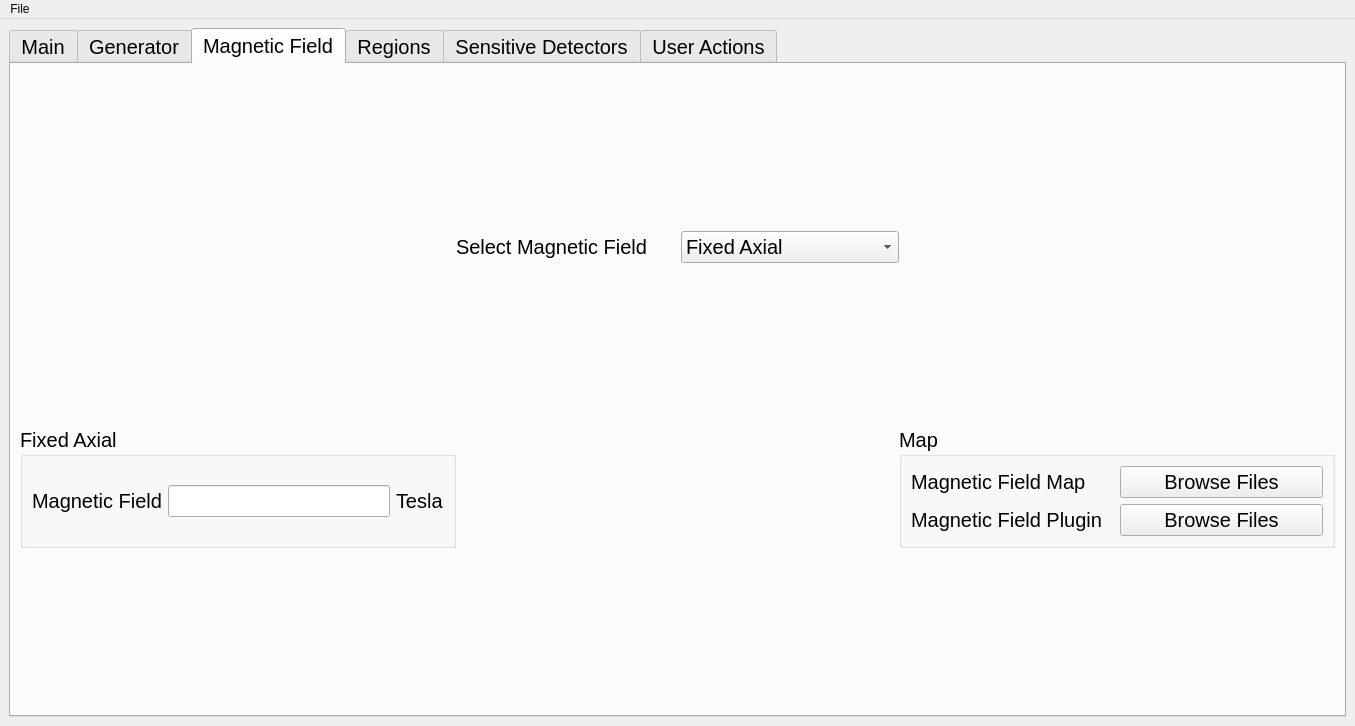
The window that FSL/src/fsl_mainwindow.ui (efemberg11/GeoModel_rmakhman) describes before a commit, drawn with Qt 5.
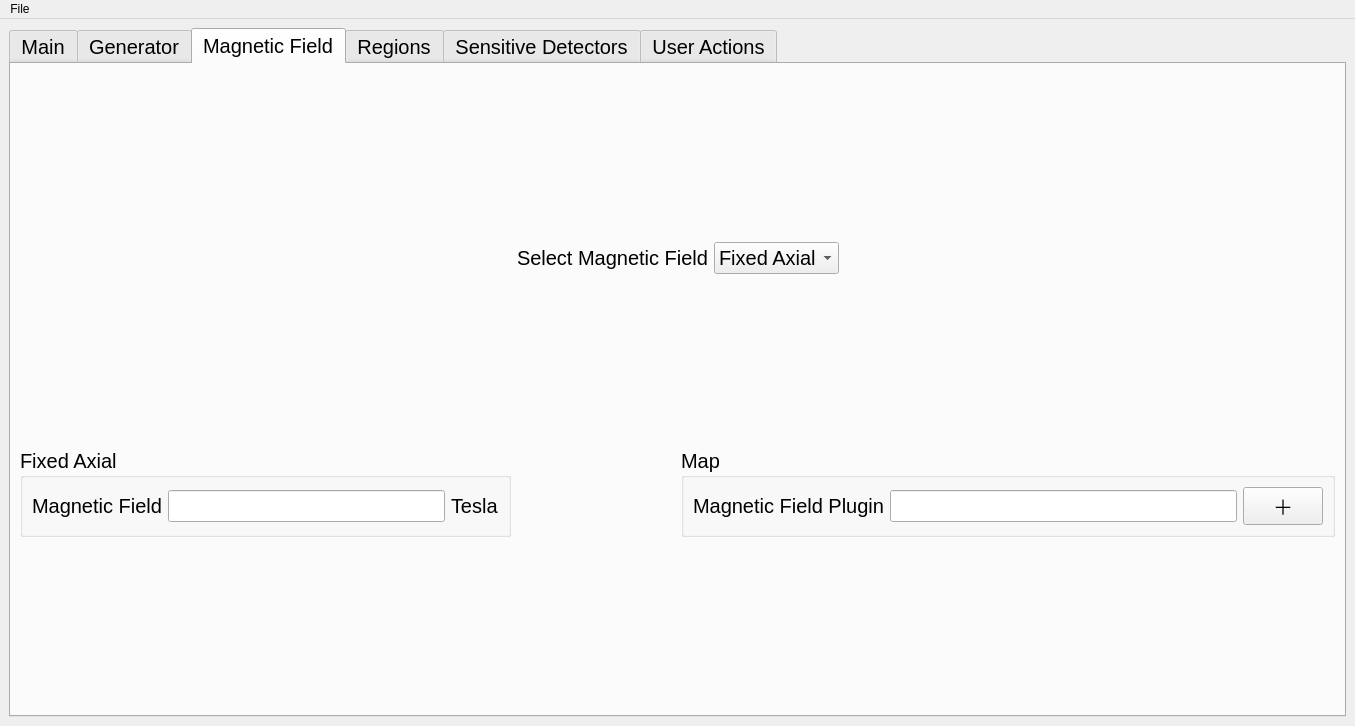
The same window after the commit. The open tabs and pages were chosen to show the change. Custom widgets are drawn as their Qt base class.

What changed in the file:
```diff
--- a/FSL/src/fsl_mainwindow.ui
+++ b/FSL/src/fsl_mainwindow.ui
@@ -322,7 +322,7 @@
        <attribute name="title">
         <string>Generator</string>
        </attribute>
-       <layout class="QGridLayout" name="gridLayout_14">
+       <layout class="QGridLayout" name="gridLayout_13">
         <item row="0" column="0">
          <widget class="QLabel" name="label_11">
           <property name="font">
@@ -768,33 +768,7 @@
           </layout>
          </widget>
         </item>
-        <item row="5" column="3">
-         <spacer name="horizontalSpacer_5">
-          <property name="orientation">
-           <enum>Qt::Horizontal</enum>
-          </property>
-          <property name="sizeHint" stdset="0">
-           <size>
-            <width>186</width>
-            <height>20</height>
-           </size>
-          </property>
-         </spacer>
-        </item>
-        <item row="5" column="5">
-         <spacer name="horizontalSpacer_20">
-          <property name="orientation">
-           <enum>Qt::Horizontal</enum>
-          </property>
-          <property name="sizeHint" stdset="0">
-           <size>
-            <width>104</width>
-            <height>20</height>
-           </size>
-          </property>
-         </spacer>
-        </item>
-        <item row="6" column="2">
+        <item row="5" column="2">
          <spacer name="verticalSpacer_10">
           <property name="orientation">
            <enum>Qt::Vertical</enum>
@@ -807,7 +781,7 @@
           </property>
          </spacer>
         </item>
-        <item row="6" column="4">
+        <item row="5" column="4">
          <spacer name="verticalSpacer_11">
           <property name="orientation">
            <enum>Qt::Vertical</enum>
@@ -826,8 +800,8 @@
        <attribute name="title">
         <string>Magnetic Field</string>
        </attribute>
-       <layout class="QGridLayout" name="gridLayout_16">
-        <item row="0" column="2">
+       <layout class="QGridLayout" name="gridLayout_14">
+        <item row="0" column="1">
          <spacer name="verticalSpacer_8">
           <property name="orientation">
            <enum>Qt::Vertical</enum>
@@ -853,7 +827,7 @@
           </property>
          </spacer>
         </item>
-        <item row="1" column="1" colspan="3">
+        <item row="1" column="1" colspan="2">
          <layout class="QHBoxLayout" name="horizontalLayout_9">
           <item>
            <widget class="QLabel" name="label_10">
@@ -878,7 +852,7 @@
           </item>
          </layout>
         </item>
-        <item row="1" column="4">
+        <item row="1" column="3">
          <spacer name="horizontalSpacer_18">
           <property name="orientation">
            <enum>Qt::Horizontal</enum>
@@ -891,7 +865,7 @@
           </property>
          </spacer>
         </item>
-        <item row="2" column="2">
+        <item row="2" column="1">
          <spacer name="verticalSpacer_12">
           <property name="orientation">
            <enum>Qt::Vertical</enum>
@@ -904,7 +878,7 @@
           </property>
          </spacer>
         </item>
-        <item row="3" column="0" colspan="2">
+        <item row="3" column="0">
          <widget class="QGroupBox" name="groupBox_6">
           <property name="font">
            <font>
@@ -949,20 +923,7 @@
           </layout>
          </widget>
         </item>
-        <item row="3" column="2">
-         <spacer name="horizontalSpacer_23">
-          <property name="orientation">
-           <enum>Qt::Horizontal</enum>
-          </property>
-          <property name="sizeHint" stdset="0">
-           <size>
-            <width>313</width>
-            <height>20</height>
-           </size>
-          </property>
-         </spacer>
-        </item>
-        <item row="3" column="3" colspan="2">
+        <item row="3" column="2" colspan="2">
          <widget class="QGroupBox" name="groupBox_7">
           <property name="font">
            <font>
@@ -973,51 +934,27 @@
            <string>Map</string>
           </property>
           <layout class="QGridLayout" name="gridLayout_3">
+           <item row="0" column="2">
+            <widget class="QPushButton" name="pB_magnetic_field_plugin">
+             <property name="text">
+              <string>＋</string>
+             </property>
+            </widget>
+           </item>
+           <item row="0" column="1">
+            <widget class="QLineEdit" name="lE_MAG_PLUG"/>
+           </item>
            <item row="0" column="0">
-            <layout class="QHBoxLayout" name="horizontalLayout_7">
-             <item>
-              <widget class="QLabel" name="label_7">
-               <property name="font">
-                <font>
-                 <pointsize>15</pointsize>
-                </font>
-               </property>
-               <property name="text">
-                <string>Magnetic Field Map</string>
-               </property>
-              </widget>
-             </item>
-             <item>
-              <widget class="QPushButton" name="pB_magnetic_field_map">
-               <property name="text">
-                <string>Browse Files</string>
-               </property>
-              </widget>
-             </item>
-            </layout>
-           </item>
-           <item row="1" column="0">
-            <layout class="QHBoxLayout" name="horizontalLayout_10">
-             <item>
-              <widget class="QLabel" name="label_21">
-               <property name="font">
-                <font>
-                 <pointsize>15</pointsize>
-                </font>
-               </property>
-               <property name="text">
-                <string>Magnetic Field Plugin</string>
-               </property>
-              </widget>
-             </item>
-             <item>
-              <widget class="QPushButton" name="pB_magnetic_field_plugin">
-               <property name="text">
-                <string>Browse Files</string>
-               </property>
-              </widget>
-             </item>
-            </layout>
+            <widget class="QLabel" name="label_21">
+             <property name="font">
+              <font>
+               <pointsize>15</pointsize>
+              </font>
+             </property>
+             <property name="text">
+              <string>Magnetic Field Plugin</string>
+             </property>
+            </widget>
            </item>
           </layout>
          </widget>
@@ -1035,7 +972,7 @@
           </property>
          </spacer>
         </item>
-        <item row="4" column="4">
+        <item row="4" column="3">
          <spacer name="verticalSpacer_14">
           <property name="orientation">
            <enum>Qt::Vertical</enum>
```
Left out of the diff: 35 changed lines with no effect on the pictures.
